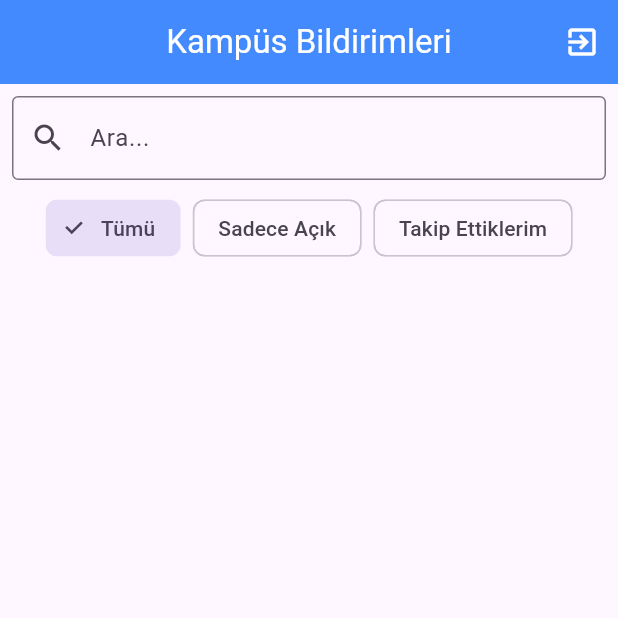
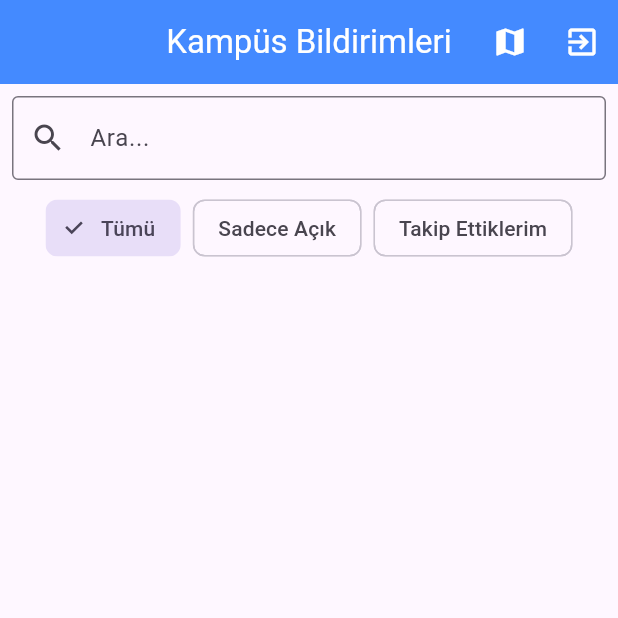
Before and after one commit to ba2hanz/smart_campus_alert_system, a Flutter app: the screen it shows once a user with an empty profile is signed in, on a phone screen of 412 x 824 dp, the top half of it. Run offline on Flutter 3.47's test engine with Material 3 defaults, Android fonts, the light colour scheme and no system bars; our stand-ins replace cloud_firestore, firebase_auth, firebase_core, firebase_storage, geolocator, google_maps_flutter and 1 more; accounts and stored records are empty; generated files the repository leaves out were written again.

Commit message:
Kullanıcının haritayı görebilmesi ve yeni bildirim eklemesi özellikleri home ekranına entegre edildi

```diff
--- a/lib/screens/home/home_screen.dart
+++ b/lib/screens/home/home_screen.dart
@@ -1,8 +1,7 @@
 import 'package:flutter/material.dart';
 import 'package:cloud_firestore/cloud_firestore.dart';
 import 'package:firebase_auth/firebase_auth.dart';
-//import '../../models/incident_model.dart';
-import 'package:smart_campus_alert_system/models/incident_model.dart';
+import '../../models/incident_model.dart';
 
 class HomeScreen extends StatefulWidget {
   @override
@@ -38,6 +37,13 @@ class _HomeScreenState extends State<HomeScreen> {
       appBar: AppBar(
         title: Text("Kampüs Bildirimleri"),
         actions: [
+          IconButton(
+            icon: Icon(Icons.map),
+            tooltip: "Haritada Gör",
+            onPressed: () {
+              Navigator.pushNamed(context, '/map');
+            },
+          ),
           IconButton(
             icon: Icon(Icons.exit_to_app),
             onPressed: () async {
@@ -111,8 +117,9 @@ class _HomeScreenState extends State<HomeScreen> {
       ),
       floatingActionButton: FloatingActionButton(
         child: Icon(Icons.add),
+        tooltip: "Yeni Bildirim Oluştur",
         onPressed: () {
-          ScaffoldMessenger.of(context).showSnackBar(SnackBar(content: Text("Olay ekleme sayfasını 2. kişi yapacak!")));
+          Navigator.pushNamed(context, '/createIncident');
         },
       ),
     );
```
